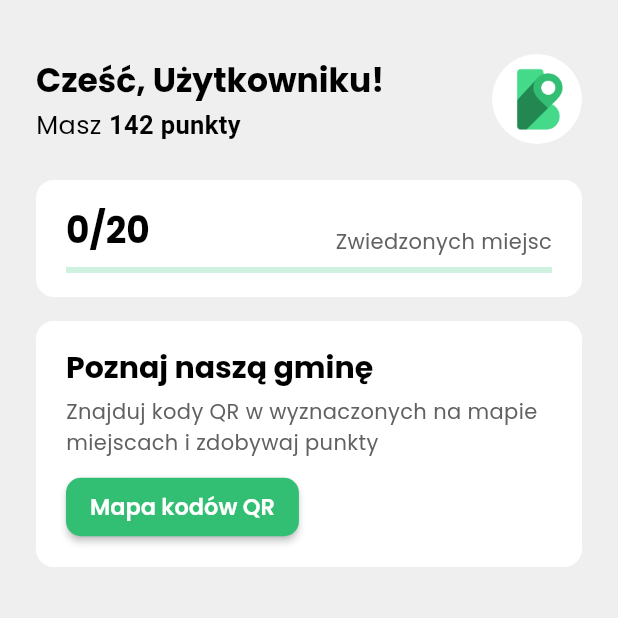
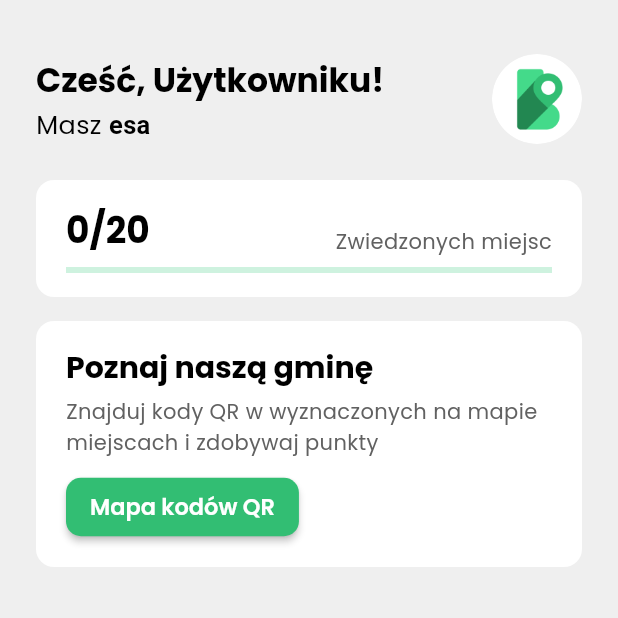
Before and after one commit to gonciuu/scanningworld, a Flutter app: the HomeWrapper screen opened by its route, on a phone screen of 412 x 824 dp, the top half of it. Run offline on Flutter 3.47's test engine with Material 2 defaults, Android fonts, the phone set to English and light mode, and no system bars; drawn by our look-alikes of flutter_platform_widgets; our stand-ins replace dio, flutter_map, flutter_secure_storage, flutter_svg, google_fonts, latlong2 and 4 more; missing offline and left inert: flutter_map_marker_popup, qr_code_scanner; accounts and stored records are empty; network calls fail; statements that could not run were skipped.

Commit message:
fix some bugs

```diff
--- a/app/lib/data/remote/models/user/user.dart
+++ b/app/lib/data/remote/models/user/user.dart
@@ -22,6 +22,8 @@ class User {
     required this.scannedPlaces,
     required this.points,
   });
+
+  num get pointsInRegion => points[region.id] ?? 0;
 
   factory User.fromJson(Map<String, dynamic> json) => User(
         id: json["_id"],
--- a/app/lib/data/remote/providers/auth_provider.dart
+++ b/app/lib/data/remote/providers/auth_provider.dart
@@ -38,7 +38,6 @@ class AuthProvider with ChangeNotifier {
       if (error.response?.statusCode == 401) {
         try {
           final sessionRes = await refreshToken();
-          debugPrint(sessionRes.toJson().toString());
           if (origin != null) {
             try {
               final response = await dio.request(origin.path,
--- a/app/lib/screens/home/home_screen.dart
+++ b/app/lib/screens/home/home_screen.dart
@@ -27,6 +27,7 @@ class HomeScreen extends StatelessWidget {
   @override
   Widget build(BuildContext context) {
     final User? user = context.watch<AuthProvider>().user;
+
     final tooltipKey = GlobalKey<State<Tooltip>>();
 
     void showTooltip() {
@@ -34,6 +35,8 @@ class HomeScreen extends StatelessWidget {
       tooltip.ensureTooltipVisible();
       Timer(const Duration(seconds: 2), () => tooltip.deactivate());
     }
+
+
 
     return Stack(
       children: [
@@ -64,10 +67,10 @@ class HomeScreen extends StatelessWidget {
                                     .style
                                     .copyWith(
                                         color: Colors.black, fontSize: 17),
-                                children: const <TextSpan>[
+                                children:  <TextSpan>[
                                   TextSpan(
-                                      text: '142 punkty',
-                                      style: TextStyle(
+                                      text: "esa",
+                                      style: const TextStyle(
                                           fontWeight: FontWeight.bold)),
                                 ],
                               ),
--- a/app/lib/screens/home/rewards_screen.dart
+++ b/app/lib/screens/home/rewards_screen.dart
@@ -1,6 +1,7 @@
 import 'package:flutter/material.dart';
 import 'package:flutter_platform_widgets/flutter_platform_widgets.dart';
 import 'package:provider/provider.dart';
+import 'package:scanning_world/data/remote/providers/auth_provider.dart';
 import 'package:scanning_world/data/remote/providers/coupons_provider.dart';
 import 'package:scanning_world/theme/theme.dart';
 import 'package:scanning_world/widgets/common/big_title.dart';
@@ -11,6 +12,7 @@ class RewardsScreen extends StatelessWidget {
 
   @override
   Widget build(BuildContext context) {
+    final userPoints = context.select((AuthProvider p) => p.user?.pointsInRegion);
     return SingleChildScrollView(
       physics: const BouncingScrollPhysics(),
       child: SafeArea(
@@ -28,7 +30,7 @@ class RewardsScreen extends StatelessWidget {
                       .copyWith(color: Colors.black, fontSize: 17),
                   children: <TextSpan>[
                     TextSpan(
-                        text: '142 punkty',
+                        text: '${userPoints} punktów',
                         style: TextStyle(
                             fontWeight: FontWeight.bold,
                             decoration: TextDecoration.underline,
```
